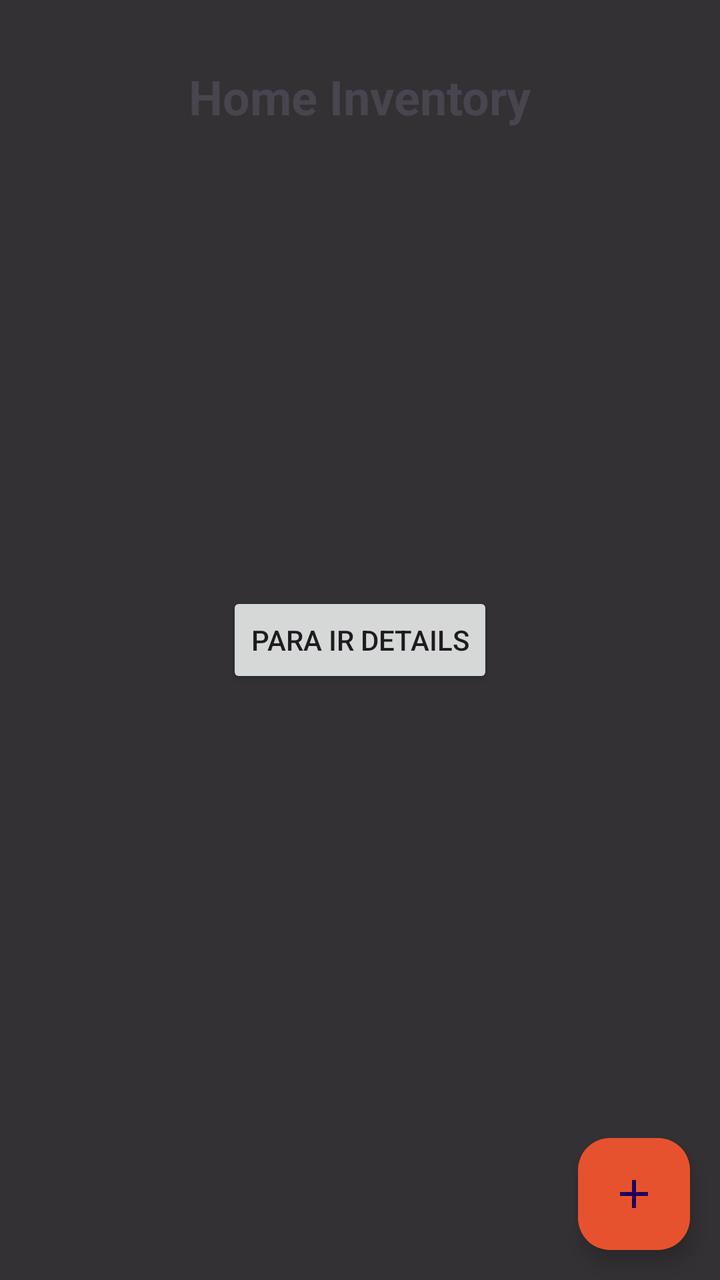
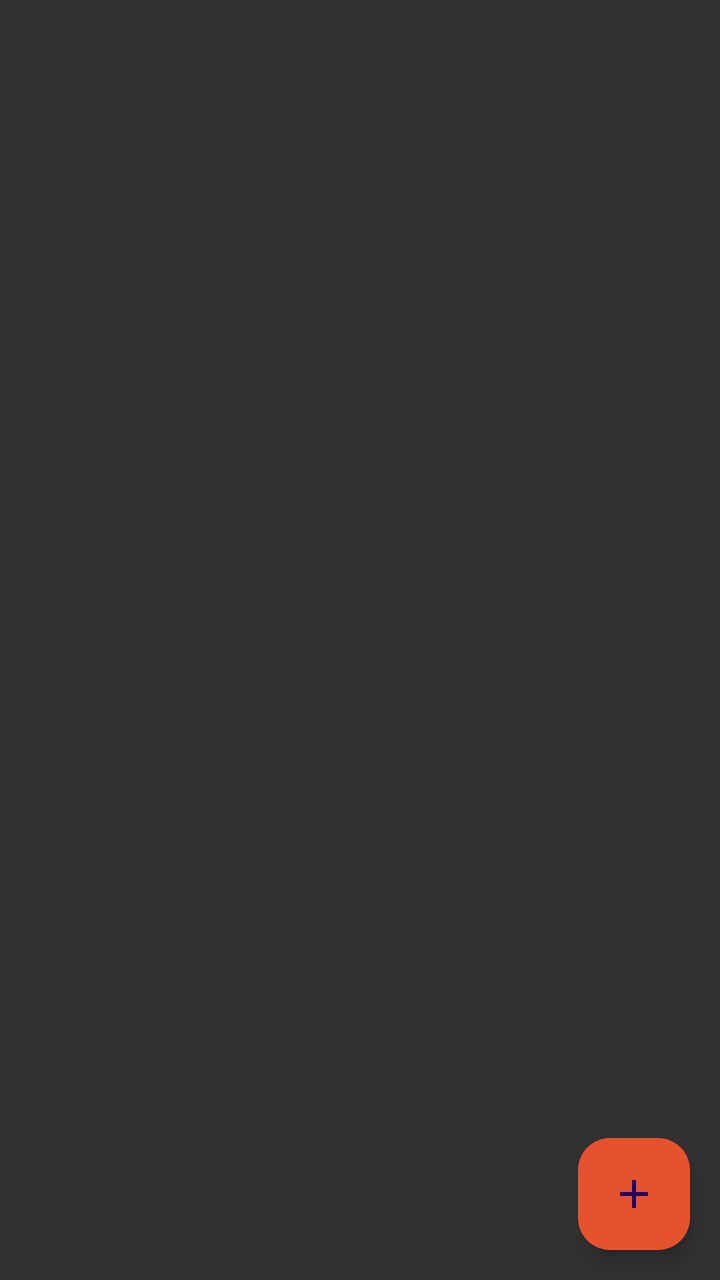

Screens rendered from an Android XML layout before and after an edit, with the pre-edit source and the edit as a unified diff.
<!-- AndroidManifest.xml: application theme Theme.MiniProyecto1 -->
<!-- res/layout/fragment_home_inventory.xml -->
<?xml version="1.0" encoding="utf-8"?>
<layout xmlns:android="http://schemas.android.com/apk/res/android"
    xmlns:tools="http://schemas.android.com/tools"
    xmlns:app="http://schemas.android.com/apk/res-auto">

    <androidx.constraintlayout.widget.ConstraintLayout
        android:layout_width="match_parent"
        android:layout_height="match_parent"
        android:background="@color/black_specific"
        tools:context=".view.fragment.HomeInventory">

        <TextView
            android:layout_width="wrap_content"
            android:layout_height="wrap_content"
            android:text="Home Inventory"
            android:textSize="24sp"
            android:textStyle="bold"
            app:layout_constraintTop_toTopOf="parent"
            app:layout_constraintStart_toStartOf="parent"
            app:layout_constraintEnd_toEndOf="parent"
            android:layout_marginTop="32dp"/>

        <androidx.recyclerview.widget.RecyclerView
            android:id="@+id/rvProducts"
            android:layout_width="match_parent"
            android:layout_height="0dp"
            tools:listitem="@layout/item_product"
            app:layout_constraintTop_toTopOf="parent"
            app:layout_constraintStart_toStartOf="parent"
            app:layout_constraintEnd_toEndOf="parent"
            app:layout_constraintBottom_toBottomOf="parent"/>


        <Button
            android:id="@+id/btnDetails"
            android:layout_width="wrap_content"
            android:layout_height="wrap_content"
            android:text="Para ir details"
            app:layout_constraintTop_toTopOf="parent"
            app:layout_constraintBottom_toBottomOf="parent"
            app:layout_constraintStart_toStartOf="parent"
            app:layout_constraintEnd_toEndOf="parent" />

       <com.google.android.material.floatingactionbutton.FloatingActionButton
           android:id="@+id/btnAdd"
           android:layout_width="wrap_content"
           android:layout_height="wrap_content"
           android:layout_margin="15dp"
           android:backgroundTint="@color/red_orange"
           android:contentDescription="@string/fb_add"
           app:layout_constraintEnd_toEndOf="parent"
           app:layout_constraintBottom_toBottomOf="parent"
           android:src="@drawable/ic_add"/>

    </androidx.constraintlayout.widget.ConstraintLayout>
</layout>
<!-- res/layout/item_product.xml (included above) -->
<?xml version="1.0" encoding="utf-8"?>
<androidx.constraintlayout.widget.ConstraintLayout xmlns:android="http://schemas.android.com/apk/res/android"
    android:layout_width="match_parent"
    android:layout_height="match_parent"
    android:padding="16dp"
    xmlns:app="http://schemas.android.com/apk/res-auto">

    <androidx.cardview.widget.CardView
        xmlns:card_view="http://schemas.android.com/apk/res-auto"
        android:id="@+id/cvProducts"
        android:layout_gravity="center"
        card_view:cardCornerRadius="10dp"
        android:elevation="10dp"
        android:layout_width="match_parent"
        android:layout_height="wrap_content"
        app:layout_constraintStart_toStartOf="parent"
        app:layout_constraintEnd_toEndOf="parent"
        app:layout_constraintTop_toTopOf="parent">
        
        <androidx.constraintlayout.widget.ConstraintLayout
            android:layout_width="match_parent"
            android:layout_height="wrap_content">

            <TextView
                android:id="@+id/tvName"
                android:layout_width="wrap_content"
                android:layout_height="wrap_content"
                android:layout_margin="20dp"
                android:textStyle="bold"
                android:textSize="16sp"
                android:fontFamily="sans-serif"
                card_view:layout_constraintTop_toTopOf="parent"
                card_view:layout_constraintStart_toStartOf="parent"
                android:text="Nombre Ejemplo"
                />

            <TextView
                android:id="@+id/tvID"
                android:layout_width="wrap_content"
                android:layout_height="wrap_content"
                android:layout_margin="20dp"
                android:paddingBottom="20dp"
                android:textSize="12sp"
                android:fontFamily="sans-serif"
                card_view:layout_constraintTop_toBottomOf="@id/tvName"
                card_view:layout_constraintStart_toStartOf="parent"
                android:text="ID Ejemplo"
                />

            <TextView
                android:id="@+id/tvPrice"
                android:layout_width="wrap_content"
                android:layout_height="wrap_content"
                android:paddingRight="20dp"
                android:textColor="@color/red_orange"
                android:textStyle="bold"
                android:textSize="18sp"
                android:fontFamily="sans-serif"
                card_view:layout_constraintTop_toTopOf="parent"
                card_view:layout_constraintEnd_toEndOf="parent"
                card_view:layout_constraintBottom_toBottomOf="parent"
                android:text="Precio Ejemplo"
                />

        </androidx.constraintlayout.widget.ConstraintLayout>
        
    </androidx.cardview.widget.CardView>

</androidx.constraintlayout.widget.ConstraintLayout>
<!-- resources referenced by this layout -->
<resources>
  <color name="black_specific">#CC000000</color>
  <color name="red_orange">#e7522e</color>
  <!-- drawable ic_add (drawable) -->
  <vector xmlns:android="http://schemas.android.com/apk/res/android" android:height="25dp" android:tint="#000000" android:viewportHeight="960" android:viewportWidth="960" android:width="25dp">
        
      <path android:fillColor="@android:color/white" android:pathData="M440,520L200,520L200,440L440,440L440,200L520,200L520,440L760,440L760,520L520,520L520,760L440,760L440,520Z"/>
      
  </vector>
  <string name="fb_add">Add a product</string>
  <style name="Theme.MiniProyecto1" parent="Base.Theme.MiniProyecto1" />
  <style name="Base.Theme.MiniProyecto1" parent="Theme.Material3.DayNight.NoActionBar">
      
      
    </style>
</resources>

<!-- the commit's change to res/layout/fragment_home_inventory.xml (unified diff, before → after) -->
@@ -9,17 +9,6 @@
         android:background="@color/black_specific"
         tools:context=".view.fragment.HomeInventory">
 
-        <TextView
-            android:layout_width="wrap_content"
-            android:layout_height="wrap_content"
-            android:text="Home Inventory"
-            android:textSize="24sp"
-            android:textStyle="bold"
-            app:layout_constraintTop_toTopOf="parent"
-            app:layout_constraintStart_toStartOf="parent"
-            app:layout_constraintEnd_toEndOf="parent"
-            android:layout_marginTop="32dp"/>
-
         <androidx.recyclerview.widget.RecyclerView
             android:id="@+id/rvProducts"
             android:layout_width="match_parent"
@@ -29,17 +18,6 @@
             app:layout_constraintStart_toStartOf="parent"
             app:layout_constraintEnd_toEndOf="parent"
             app:layout_constraintBottom_toBottomOf="parent"/>
-
-
-        <Button
-            android:id="@+id/btnDetails"
-            android:layout_width="wrap_content"
-            android:layout_height="wrap_content"
-            android:text="Para ir details"
-            app:layout_constraintTop_toTopOf="parent"
-            app:layout_constraintBottom_toBottomOf="parent"
-            app:layout_constraintStart_toStartOf="parent"
-            app:layout_constraintEnd_toEndOf="parent" />
 
        <com.google.android.material.floatingactionbutton.FloatingActionButton
            android:id="@+id/btnAdd"
@@ -56,71 +34,72 @@
 </layout>
 <!-- res/layout/item_product.xml (included above) -->
 <?xml version="1.0" encoding="utf-8"?>
-<androidx.constraintlayout.widget.ConstraintLayout xmlns:android="http://schemas.android.com/apk/res/android"
-    android:layout_width="match_parent"
-    android:layout_height="match_parent"
-    android:padding="16dp"
+<layout xmlns:android="http://schemas.android.com/apk/res/android"
     xmlns:app="http://schemas.android.com/apk/res-auto">
 
-    <androidx.cardview.widget.CardView
-        xmlns:card_view="http://schemas.android.com/apk/res-auto"
-        android:id="@+id/cvProducts"
-        android:layout_gravity="center"
-        card_view:cardCornerRadius="10dp"
-        android:elevation="10dp"
+    <androidx.constraintlayout.widget.ConstraintLayout
         android:layout_width="match_parent"
         android:layout_height="wrap_content"
-        app:layout_constraintStart_toStartOf="parent"
-        app:layout_constraintEnd_toEndOf="parent"
-        app:layout_constraintTop_toTopOf="parent">
-        
-        <androidx.constraintlayout.widget.ConstraintLayout
+        android:padding="10dp">
+
+        <androidx.cardview.widget.CardView xmlns:card_view="http://schemas.android.com/apk/res-auto"
+            android:id="@+id/cvProducts"
+            android:layout_gravity="center"
+            card_view:cardCornerRadius="10dp"
+            android:elevation="8dp"
             android:layout_width="match_parent"
-            android:layout_height="wrap_content">
+            android:layout_height="wrap_content"
+            android:foreground="?selectableItemBackground"
+            app:layout_constraintStart_toStartOf="parent"
+            app:layout_constraintEnd_toEndOf="parent"
+            app:layout_constraintTop_toTopOf="parent">
 
-            <TextView
-                android:id="@+id/tvName"
-                android:layout_width="wrap_content"
-                android:layout_height="wrap_content"
-                android:layout_margin="20dp"
-                android:textStyle="bold"
-                android:textSize="16sp"
-                android:fontFamily="sans-serif"
-                card_view:layout_constraintTop_toTopOf="parent"
-                card_view:layout_constraintStart_toStartOf="parent"
-                android:text="Nombre Ejemplo"
-                />
+            <androidx.constraintlayout.widget.ConstraintLayout
+                android:layout_width="match_parent"
+                android:layout_height="match_parent"
+                android:padding="10dp">
 
-            <TextView
-                android:id="@+id/tvID"
-                android:layout_width="wrap_content"
-                android:layout_height="wrap_content"
-                android:layout_margin="20dp"
-                android:paddingBottom="20dp"
-                android:textSize="12sp"
-                android:fontFamily="sans-serif"
-                card_view:layout_constraintTop_toBottomOf="@id/tvName"
-                card_view:layout_constraintStart_toStartOf="parent"
-                android:text="ID Ejemplo"
-                />
+                <TextView
+                    android:id="@+id/tvName"
+                    android:layout_width="wrap_content"
+                    android:layout_height="wrap_content"
+                    android:layout_margin="15dp"
+                    android:textStyle="bold"
+                    android:textSize="16sp"
+                    android:fontFamily="sans-serif"
+                    card_view:layout_constraintTop_toTopOf="parent"
+                    card_view:layout_constraintStart_toStartOf="parent"
+                    android:text="Nombre Ejemplo" />
 
-            <TextView
-                android:id="@+id/tvPrice"
-                android:layout_width="wrap_content"
-                android:layout_height="wrap_content"
-                android:paddingRight="20dp"
-                android:textColor="@color/red_orange"
-                android:textStyle="bold"
-                android:textSize="18sp"
-                android:fontFamily="sans-serif"
-                card_view:layout_constraintTop_toTopOf="parent"
-                card_view:layout_constraintEnd_toEndOf="parent"
-                card_view:layout_constraintBottom_toBottomOf="parent"
-                android:text="Precio Ejemplo"
-                />
+                <TextView
+                    android:id="@+id/tvID"
+                    android:layout_width="wrap_content"
+                    android:layout_height="wrap_content"
+                    android:layout_margin="15dp"
+                    android:paddingBottom="15dp"
+                    android:textSize="12sp"
+                    android:fontFamily="sans-serif"
+                    card_view:layout_constraintTop_toBottomOf="@id/tvName"
+                    card_view:layout_constraintStart_toStartOf="parent"
+                    android:text="ID Ejemplo" />
 
-        </androidx.constraintlayout.widget.ConstraintLayout>
-        
-    </androidx.cardview.widget.CardView>
+                <TextView
+                    android:id="@+id/tvPrice"
+                    android:layout_width="wrap_content"
+                    android:layout_height="wrap_content"
+                    android:paddingRight="20dp"
+                    android:textColor="@color/red_orange"
+                    android:textStyle="bold"
+                    android:textSize="18sp"
+                    android:fontFamily="sans-serif"
+                    card_view:layout_constraintTop_toTopOf="parent"
+                    card_view:layout_constraintEnd_toEndOf="parent"
+                    card_view:layout_constraintBottom_toBottomOf="parent"
+                    android:text="Precio Ejemplo" />
 
-</androidx.constraintlayout.widget.ConstraintLayout>
+            </androidx.constraintlayout.widget.ConstraintLayout>
+
+        </androidx.cardview.widget.CardView>
+
+    </androidx.constraintlayout.widget.ConstraintLayout>
+</layout>
